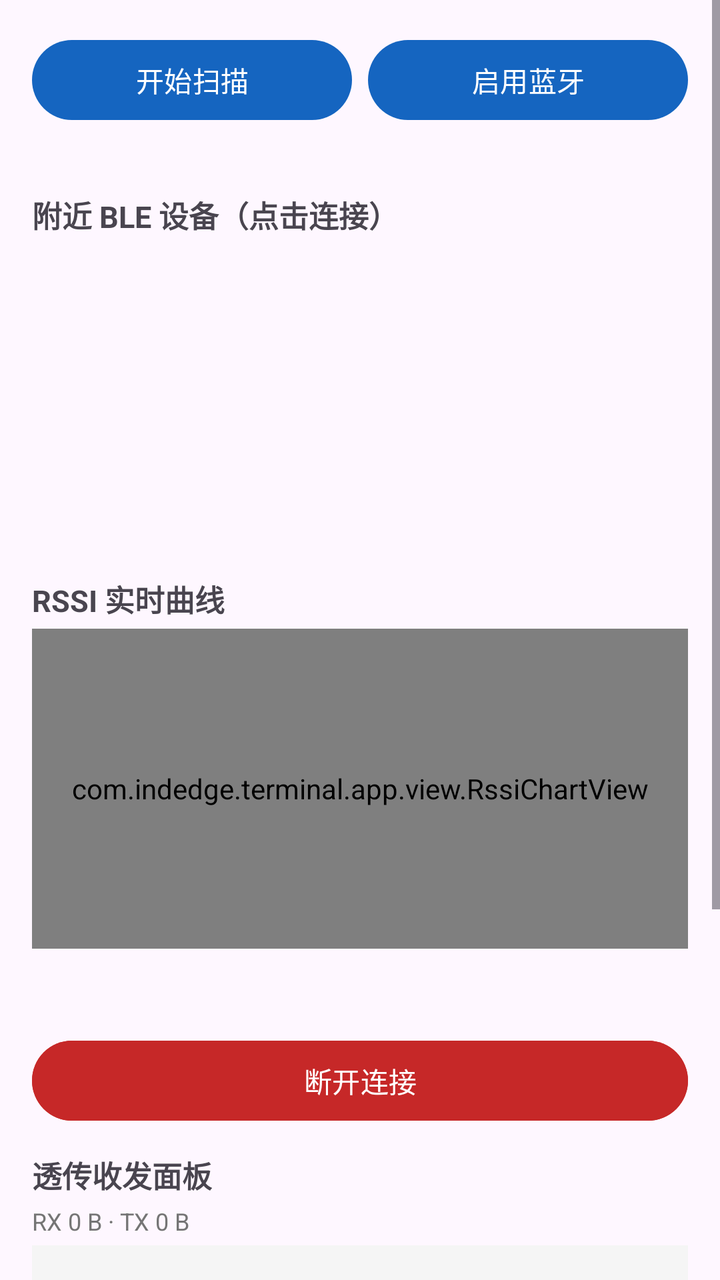
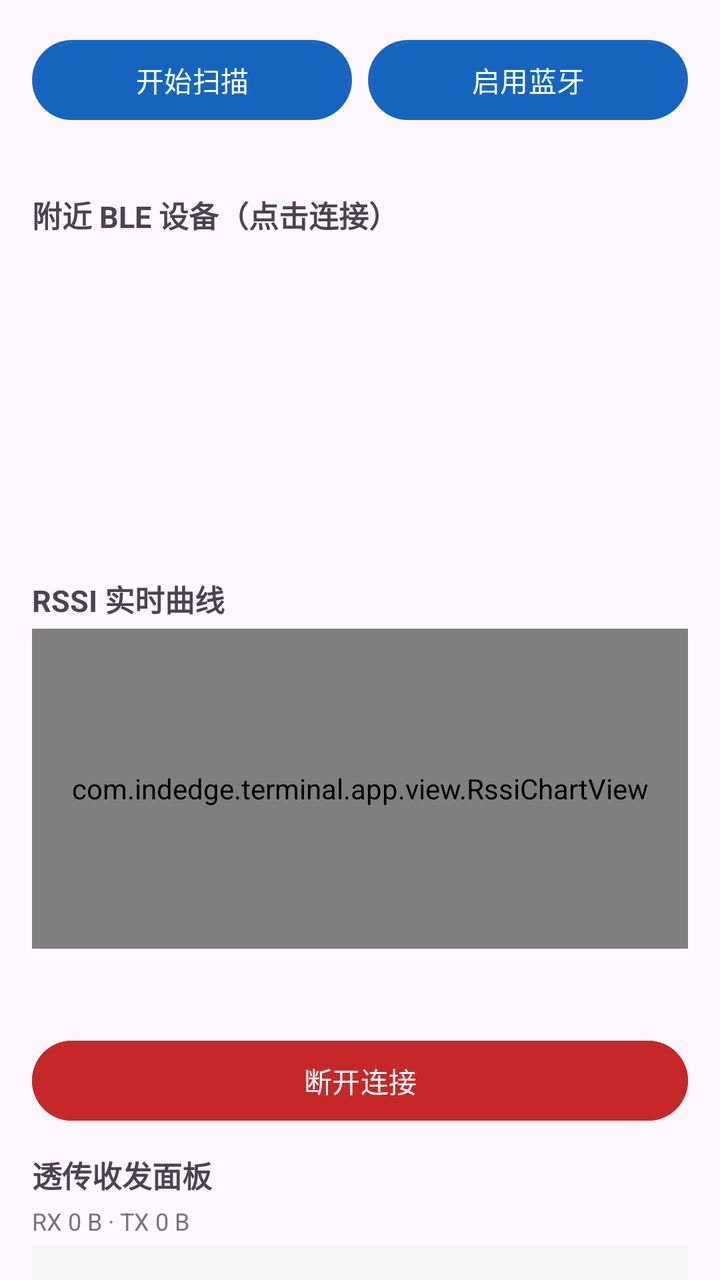

Compare the two renders of this Android layout. The source of the first and the diff that turns it into the second are given below.
<!-- AndroidManifest.xml: application theme Theme.IndustrialEdge -->
<!-- res/layout/fragment_ble.xml -->
<?xml version="1.0" encoding="utf-8"?>
<ScrollView xmlns:android="http://schemas.android.com/apk/res/android"
    android:layout_width="match_parent"
    android:layout_height="match_parent">

    <LinearLayout
        android:layout_width="match_parent"
        android:layout_height="wrap_content"
        android:orientation="vertical"
        android:padding="16dp">

        <LinearLayout
            android:layout_width="match_parent"
            android:layout_height="wrap_content"
            android:orientation="horizontal">

            <Button
                android:id="@+id/btnScan"
                android:layout_width="0dp"
                android:layout_height="wrap_content"
                android:layout_weight="1"
                android:text="@string/ble_scan_start" />

            <Space
                android:layout_width="8dp"
                android:layout_height="wrap_content" />

            <Button
                android:id="@+id/btnEnableBt"
                android:layout_width="0dp"
                android:layout_height="wrap_content"
                android:layout_weight="1"
                android:text="@string/ble_enable" />
        </LinearLayout>

        <TextView
            android:id="@+id/tvScanState"
            android:layout_width="wrap_content"
            android:layout_height="wrap_content"
            android:layout_marginTop="8dp"
            android:textSize="12sp"
            android:textColor="@color/gray" />

        <TextView
            android:layout_width="wrap_content"
            android:layout_height="wrap_content"
            android:layout_marginTop="8dp"
            android:text="@string/ble_devices"
            android:textSize="15sp"
            android:textStyle="bold" />

        <ListView
            android:id="@+id/lvDevices"
            android:layout_width="match_parent"
            android:layout_height="170dp"
            android:divider="@color/divider"
            android:dividerHeight="1dp" />

        <TextView
            android:layout_width="wrap_content"
            android:layout_height="wrap_content"
            android:text="@string/rssi_chart"
            android:textSize="15sp"
            android:textStyle="bold" />

        <com.indedge.terminal.app.view.RssiChartView
            android:id="@+id/rssiChart"
            android:layout_width="match_parent"
            android:layout_height="160dp"
            android:layout_marginTop="4dp"
            android:background="@color/surface_soft" />

        <TextView
            android:id="@+id/tvGattState"
            android:layout_width="wrap_content"
            android:layout_height="wrap_content"
            android:layout_marginTop="4dp"
            android:textSize="13sp"
            android:textStyle="bold"
            android:textColor="@color/gray" />

        <TextView
            android:id="@+id/tvGattDetail"
            android:layout_width="wrap_content"
            android:layout_height="wrap_content"
            android:textSize="12sp"
            android:textColor="@color/gray" />

        <Button
            android:id="@+id/btnDisconnect"
            android:layout_width="match_parent"
            android:layout_height="wrap_content"
            android:layout_marginTop="4dp"
            android:backgroundTint="@color/red"
            android:text="@string/disconnect" />

        <TextView
            android:layout_width="wrap_content"
            android:layout_height="wrap_content"
            android:layout_marginTop="12dp"
            android:text="@string/passthrough_panel"
            android:textSize="15sp"
            android:textStyle="bold" />

        <TextView
            android:id="@+id/tvCount"
            android:layout_width="wrap_content"
            android:layout_height="wrap_content"
            android:layout_marginTop="4dp"
            android:text="@string/io_count_zero"
            android:textSize="12sp"
            android:textColor="@color/gray" />

        <ScrollView
            android:id="@+id/scrollRx"
            android:layout_width="match_parent"
            android:layout_height="150dp"
            android:layout_marginTop="4dp"
            android:background="@color/surface_soft"
            android:padding="8dp">

            <TextView
                android:id="@+id/tvRx"
                android:layout_width="match_parent"
                android:layout_height="wrap_content"
                android:fontFamily="monospace"
                android:textSize="12sp" />
        </ScrollView>

        <LinearLayout
            android:layout_width="match_parent"
            android:layout_height="wrap_content"
            android:layout_marginTop="8dp"
            android:orientation="horizontal">

            <EditText
                android:id="@+id/etTx"
                android:layout_width="0dp"
                android:layout_height="wrap_content"
                android:layout_weight="1"
                android:hint="@string/tx_hint"
                android:inputType="text" />

            <ToggleButton
                android:id="@+id/tbHex"
                android:layout_width="wrap_content"
                android:layout_height="wrap_content"
                android:textOff="ASCII"
                android:textOn="HEX" />

            <Button
                android:id="@+id/btnSend"
                android:layout_width="wrap_content"
                android:layout_height="wrap_content"
                android:text="@string/send" />
        </LinearLayout>

        <Button
            android:id="@+id/btnClearRx"
            android:layout_width="match_parent"
            android:layout_height="wrap_content"
            android:layout_marginTop="8dp"
            android:text="@string/clear_rx" />

    </LinearLayout>
</ScrollView>
<!-- resources referenced by this layout -->
<resources>
  <color name="divider">#E0E0E0</color>
  <color name="gray">#757575</color>
  <color name="red">#C62828</color>
  <color name="surface_soft">#F5F5F5</color>
  <string name="ble_devices">附近 BLE 设备（点击连接）</string>
  <string name="ble_enable">启用蓝牙</string>
  <string name="ble_scan_start">开始扫描</string>
  <string name="clear_rx">清空</string>
  <string name="disconnect">断开连接</string>
  <string name="io_count_zero">RX 0 B · TX 0 B</string>
  <string name="passthrough_panel">透传收发面板</string>
  <string name="rssi_chart">RSSI 实时曲线</string>
  <string name="send">发送</string>
  <string name="tx_hint">发送内容（HEX/ASCII）</string>
  <style name="Theme.IndustrialEdge" parent="Theme.Material3.DayNight.NoActionBar">
          <item name="colorPrimary">@color/primary</item>
          <item name="colorPrimaryDark">@color/primary_dark</item>
          <item name="colorOnPrimary">#FFFFFF</item>
          <item name="android:statusBarColor">@color/primary_dark</item>
      </style>
  <color name="primary">#1565C0</color>
  <color name="primary_dark">#0D47A1</color>
</resources>

<!-- the commit's change to res/layout/fragment_ble.xml (unified diff, before → after) -->
@@ -1,5 +1,6 @@
 <?xml version="1.0" encoding="utf-8"?>
-<ScrollView xmlns:android="http://schemas.android.com/apk/res/android"
+<androidx.core.widget.NestedScrollView xmlns:android="http://schemas.android.com/apk/res/android"
+    xmlns:tools="http://schemas.android.com/tools"
     android:layout_width="match_parent"
     android:layout_height="match_parent">
 
@@ -50,6 +51,7 @@
             android:textStyle="bold" />
 
         <ListView
+            tools:ignore="NestedScrolling"
             android:id="@+id/lvDevices"
             android:layout_width="match_parent"
             android:layout_height="170dp"
@@ -111,7 +113,7 @@
             android:textSize="12sp"
             android:textColor="@color/gray" />
 
-        <ScrollView
+        <androidx.core.widget.NestedScrollView
             android:id="@+id/scrollRx"
             android:layout_width="match_parent"
             android:layout_height="150dp"
@@ -125,7 +127,7 @@
                 android:layout_height="wrap_content"
                 android:fontFamily="monospace"
                 android:textSize="12sp" />
-        </ScrollView>
+        </androidx.core.widget.NestedScrollView>
 
         <LinearLayout
             android:layout_width="match_parent"
@@ -135,6 +137,7 @@
 
             <EditText
                 android:id="@+id/etTx"
+                android:importantForAutofill="no"
                 android:layout_width="0dp"
                 android:layout_height="wrap_content"
                 android:layout_weight="1"
@@ -163,4 +166,4 @@
             android:text="@string/clear_rx" />
 
     </LinearLayout>
-</ScrollView>
+</androidx.core.widget.NestedScrollView>
